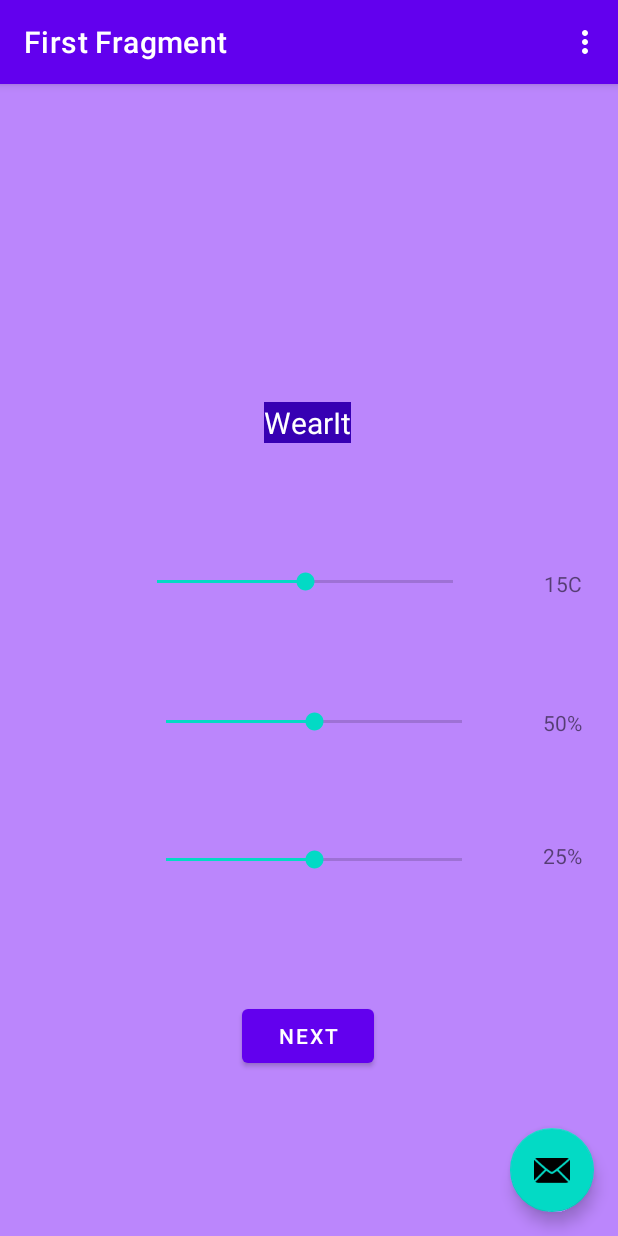
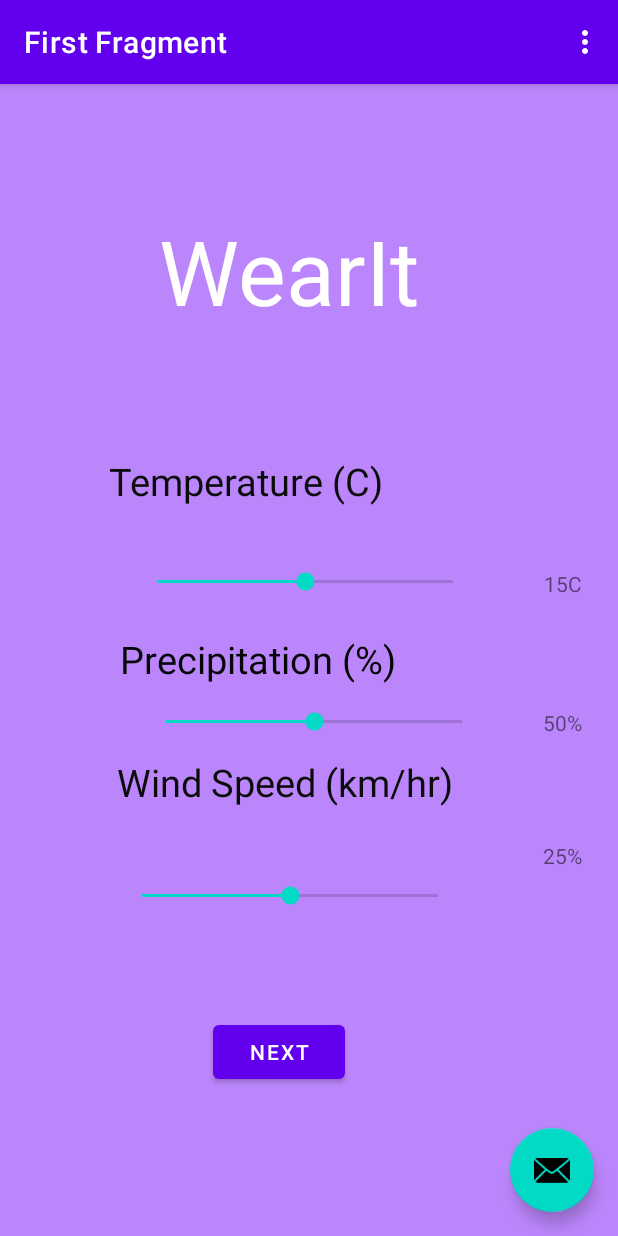
Before and after one commit to Selena-L/WearIt, an Android app: the screen it shows after launch (MainActivity), on a phone screen of 412 x 824 dp. Run offline under Robolectric (Android 15) with nearby library versions, the phone set to English and light mode, and no system bars; our stand-ins replace navigation-ui.

Commit message:
Added text on page 1

```diff
--- a/app/src/main/res/layout/fragment_first.xml
+++ b/app/src/main/res/layout/fragment_first.xml
@@ -11,14 +11,14 @@
         android:id="@+id/textview_first"
         android:layout_width="wrap_content"
         android:layout_height="wrap_content"
-        android:layout_marginTop="212dp"
-        android:background="@color/colorPrimaryDark"
+        android:layout_marginTop="84dp"
+        android:background="@color/purple_200"
         android:fontFamily="sans-serif"
         android:text="@string/hello_first_fragment"
         android:textColor="@android:color/white"
-        android:textSize="20sp"
+        android:textSize="60sp"
         app:layout_constraintEnd_toEndOf="parent"
-        app:layout_constraintHorizontal_bias="0.498"
+        app:layout_constraintHorizontal_bias="0.443"
         app:layout_constraintStart_toStartOf="parent"
         app:layout_constraintTop_toTopOf="parent" />
 
@@ -29,10 +29,10 @@
         android:text="@string/next"
         app:layout_constraintBottom_toBottomOf="parent"
         app:layout_constraintEnd_toEndOf="parent"
-        app:layout_constraintHorizontal_bias="0.498"
+        app:layout_constraintHorizontal_bias="0.439"
         app:layout_constraintStart_toStartOf="parent"
         app:layout_constraintTop_toBottomOf="@id/textview_first"
-        app:layout_constraintVertical_bias="0.772" />
+        app:layout_constraintVertical_bias="0.822" />
 
     <SeekBar
         android:id="@+id/temperature_toggle"
@@ -93,10 +93,10 @@
         android:progress="25"
         app:layout_constraintBottom_toBottomOf="parent"
         app:layout_constraintEnd_toStartOf="@+id/windSpeed_value"
-        app:layout_constraintHorizontal_bias="0.712"
+        app:layout_constraintHorizontal_bias="0.594"
         app:layout_constraintStart_toStartOf="parent"
         app:layout_constraintTop_toTopOf="parent"
-        app:layout_constraintVertical_bias="0.703" />
+        app:layout_constraintVertical_bias="0.74" />
 
     <TextView
         android:id="@+id/windSpeed_value"
@@ -109,5 +109,47 @@
         app:layout_constraintTop_toTopOf="parent"
         app:layout_constraintVertical_bias="0.674" />
 
+    <TextView
+        android:id="@+id/Temperature_textbox"
+        android:layout_width="wrap_content"
+        android:layout_height="wrap_content"
+        android:text="Temperature (C)"
+        android:textColor="#0C0C0C"
+        android:textSize="25sp"
+        app:layout_constraintBottom_toBottomOf="parent"
+        app:layout_constraintEnd_toEndOf="parent"
+        app:layout_constraintHorizontal_bias="0.316"
+        app:layout_constraintStart_toStartOf="parent"
+        app:layout_constraintTop_toTopOf="parent"
+        app:layout_constraintVertical_bias="0.337" />
+
+    <TextView
+        android:id="@+id/Precipitation_box"
+        android:layout_width="wrap_content"
+        android:layout_height="wrap_content"
+        android:text=" Precipitation (%)"
+        android:textColor="#070707"
+        android:textSize="25sp"
+        app:layout_constraintBottom_toBottomOf="parent"
+        app:layout_constraintEnd_toEndOf="parent"
+        app:layout_constraintHorizontal_bias="0.333"
+        app:layout_constraintStart_toStartOf="parent"
+        app:layout_constraintTop_toTopOf="parent"
+        app:layout_constraintVertical_bias="0.499" />
+
+    <TextView
+        android:id="@+id/Wind_speed"
+        android:layout_width="wrap_content"
+        android:layout_height="wrap_content"
+        android:text="Wind Speed (km/hr)"
+        android:textColor="#0C0C0C"
+        android:textSize="25sp"
+        app:layout_constraintBottom_toBottomOf="parent"
+        app:layout_constraintEnd_toEndOf="parent"
+        app:layout_constraintHorizontal_bias="0.414"
+        app:layout_constraintStart_toStartOf="parent"
+        app:layout_constraintTop_toTopOf="parent"
+        app:layout_constraintVertical_bias="0.611" />
+
 
 </androidx.constraintlayout.widget.ConstraintLayout>
--- a/app/src/main/res/layout/fragment_second.xml
+++ b/app/src/main/res/layout/fragment_second.xml
@@ -7,13 +7,18 @@
     tools:context=".SecondFragment">
 
     <TextView
-        android:id="@+id/textview_second"
-        android:layout_width="wrap_content"
-        android:layout_height="wrap_content"
-        app:layout_constraintBottom_toTopOf="@id/button_second"
+        android:id="@+id/Weather"
+        android:layout_width="186dp"
+        android:layout_height="83dp"
+        android:text="Weather"
+        android:textColor="#121111"
+        android:textSize="30sp"
+        app:layout_constraintBottom_toBottomOf="parent"
         app:layout_constraintEnd_toEndOf="parent"
+        app:layout_constraintHorizontal_bias="0.431"
         app:layout_constraintStart_toStartOf="parent"
-        app:layout_constraintTop_toTopOf="parent" />
+        app:layout_constraintTop_toTopOf="parent"
+        app:layout_constraintVertical_bias="0.186" />
 
     <Button
         android:id="@+id/button_second"
@@ -23,5 +28,5 @@
         app:layout_constraintBottom_toBottomOf="parent"
         app:layout_constraintEnd_toEndOf="parent"
         app:layout_constraintStart_toStartOf="parent"
-        app:layout_constraintTop_toBottomOf="@id/textview_second" />
+        app:layout_constraintTop_toBottomOf="@id/Weather" />
 </androidx.constraintlayout.widget.ConstraintLayout>
```
